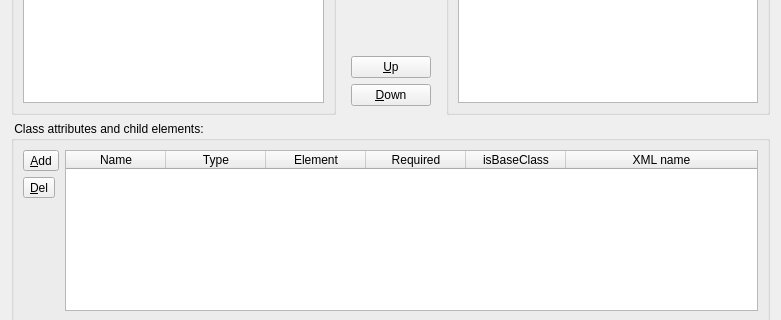
Before: the Qt Designer form ui/formdeviserplugin.ui in sbmlteam/QtDeviser, drawn with Qt 5; both pictures show x 0 to 781 and y 198 to 518 of the 781 by 629 pixel window.
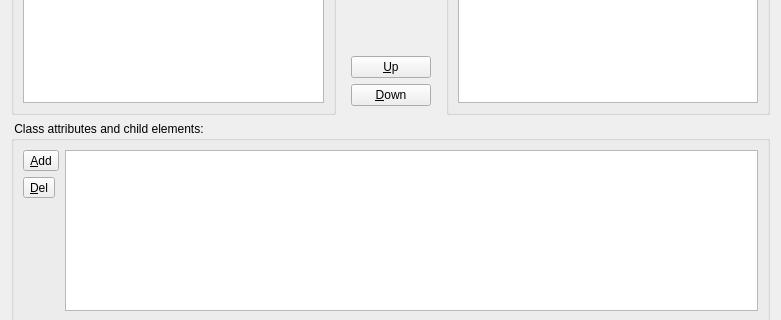
After: the same form once the commit is applied. Icons and pictures are not drawn.

Commit message: - major overhaul, reading / writing / creating of all elements now working - rewrote to use model based widgets rather than item based ones - cleanly separated elements to header / implementation files

Diff of the .ui file:
```diff
--- a/ui/formdeviserplugin.ui
+++ b/ui/formdeviserplugin.ui
@@ -211,43 +211,19 @@
        </layout>
       </item>
       <item>
-       <widget class="QTableWidget" name="tblAttributes">
+       <widget class="QTableView" name="tblAttributes">
+        <property name="sortingEnabled">
+         <bool>true</bool>
+        </property>
         <attribute name="horizontalHeaderStretchLastSection">
          <bool>true</bool>
         </attribute>
-        <attribute name="verticalHeaderVisible">
-         <bool>false</bool>
+        <attribute name="verticalHeaderCascadingSectionResizes">
+         <bool>true</bool>
         </attribute>
-        <column>
-         <property name="text">
-          <string>Name</string>
-         </property>
-        </column>
-        <column>
-         <property name="text">
-          <string>Type</string>
-         </property>
-        </column>
-        <column>
-         <property name="text">
-          <string>Element</string>
-         </property>
-        </column>
-        <column>
-         <property name="text">
-          <string>Required</string>
-         </property>
-        </column>
-        <column>
-         <property name="text">
-          <string>isBaseClass</string>
-         </property>
-        </column>
-        <column>
-         <property name="text">
-          <string>XML name</string>
-         </property>
-        </column>
+        <attribute name="verticalHeaderDefaultSectionSize">
+         <number>23</number>
+        </attribute>
        </widget>
       </item>
      </layout>
```
Left out of the diff: 17 changed lines with no effect on the pictures. The commit also changes 60 other files.
